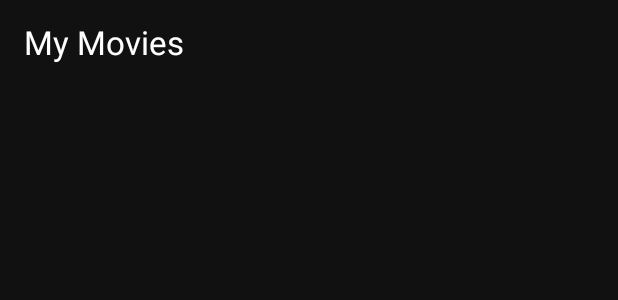
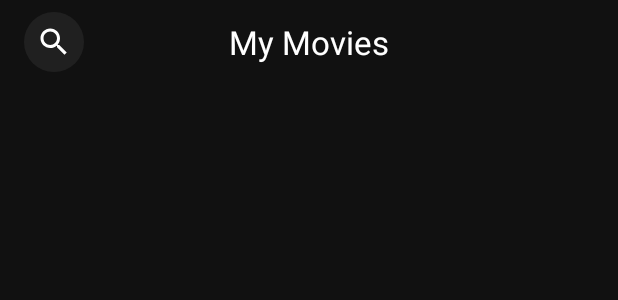
Before and after one commit to OfreeWeisman/MyMovies, an Android app: the layout activity_main.xml on its own in the app's theme, with its tools: preview values and no code run, on a phone screen of 412 x 824 dp. Shown: the top 300 px of the screen. Run offline under Robolectric (Android 15) with nearby library versions, the phone set to English and light mode, and no system bars.

Commit message:
Fixed toolbars

```diff
--- /dev/null
+++ b/app/src/main/res/drawable/ic_search_white_24dp.xml
@@ -0,0 +1,5 @@
+<vector android:height="24dp" android:tint="#FFFFFF"
+    android:viewportHeight="24.0" android:viewportWidth="24.0"
+    android:width="24dp" xmlns:android="http://schemas.android.com/apk/res/android">
+    <path android:fillColor="#FF000000" android:pathData="M15.5,14h-0.79l-0.28,-0.27C15.41,12.59 16,11.11 16,9.5 16,5.91 13.09,3 9.5,3S3,5.91 3,9.5 5.91,16 9.5,16c1.61,0 3.09,-0.59 4.23,-1.57l0.27,0.28v0.79l5,4.99L20.49,19l-4.99,-5zM9.5,14C7.01,14 5,11.99 5,9.5S7.01,5 9.5,5 14,7.01 14,9.5 11.99,14 9.5,14z"/>
+</vector>
--- /dev/null
+++ b/app/src/main/res/drawable/round_button.xml
@@ -0,0 +1,8 @@
+<?xml version="1.0" encoding="utf-8"?>
+<shape xmlns:android="http://schemas.android.com/apk/res/android"
+    android:shape="oval"
+    android:innerRadius="15dp">
+
+    <solid android:color="@color/colorDarkCard" />
+
+</shape>
--- a/app/src/main/res/layout/activity_main.xml
+++ b/app/src/main/res/layout/activity_main.xml
@@ -1,33 +1,38 @@
 <?xml version="1.0" encoding="utf-8"?>
-<androidx.core.widget.NestedScrollView xmlns:android="http://schemas.android.com/apk/res/android"
+<LinearLayout xmlns:android="http://schemas.android.com/apk/res/android"
     xmlns:app="http://schemas.android.com/apk/res-auto"
     xmlns:tools="http://schemas.android.com/tools"
     android:layout_width="match_parent"
     android:layout_height="match_parent"
-    android:id="@+id/scrollView"
+    android:orientation="vertical"
     tools:context=".MainActivity"
     android:background="@color/colorDarkBackground">
 
-    <LinearLayout
+
+    <include
+        layout="@layout/main_toolbar"
+        android:layout_width="match_parent"
+        android:layout_height="wrap_content"
+        android:layout_marginBottom="10dp">
+
+    </include>
+
+    <androidx.core.widget.NestedScrollView
         android:layout_width="match_parent"
         android:layout_height="match_parent"
-        android:orientation="vertical">
-
-        <include
-            layout="@layout/main_toolbar"
-            android:layout_width="match_parent"
-            android:layout_height="wrap_content">
-
-        </include>
+        android:id="@+id/scrollView">
 
         <androidx.recyclerview.widget.RecyclerView
             android:id="@+id/recyclerView"
             android:layout_width="match_parent"
             android:layout_height="match_parent"
             android:nestedScrollingEnabled="false"/>
-
-    </LinearLayout>
+    </androidx.core.widget.NestedScrollView>
 
 
 
-</androidx.core.widget.NestedScrollView>
+
+
+
+
+</LinearLayout>
--- a/app/src/main/res/layout/main_toolbar.xml
+++ b/app/src/main/res/layout/main_toolbar.xml
@@ -5,12 +5,20 @@
     android:layout_height="wrap_content"
     android:background="@color/colorDarkBackground">
 
+    <ImageButton
+        android:id="@+id/toolbar_search_button"
+        android:layout_width="40dp"
+        android:layout_height="40dp"
+        android:layout_gravity="start"
+        android:background="@drawable/round_button"
+        android:src="@drawable/ic_search_white_24dp" />
 
     <TextView
-        android:layout_width="match_parent"
+        android:layout_width="wrap_content"
         android:layout_height="match_parent"
         android:text="@string/app_name"
         android:textColor="@color/lightText"
+        android:layout_gravity="center"
         android:textSize="22sp"
          />
 
```
Also changed, not shown: app/src/main/res/layout/movie_toolbar.xml (+9 -11 lines).
